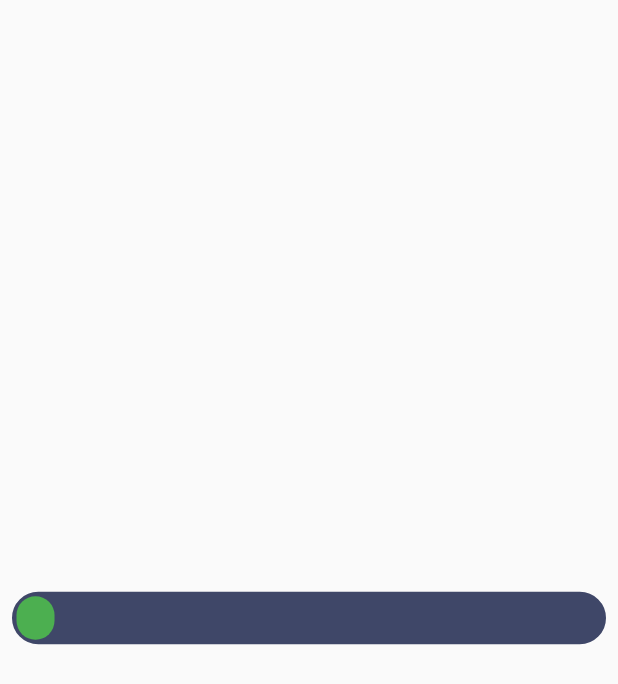
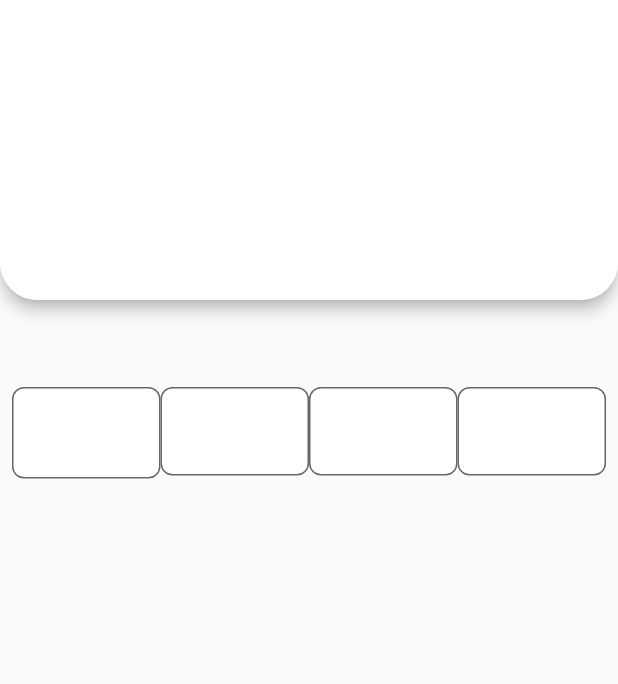
Before and after one commit to austinevick/reusable-widget, a Flutter app: the screen it shows after launch, on a phone screen of 412 x 824 dp. Shown: the top 684 px of the screen. Run offline on Flutter 3.47's test engine with Material 2 defaults, Android fonts, the light colour scheme and no system bars.

Commit message:
modified:   android/build.gradle 	new file:   lib/components/custom_linear_progress_bar.dart 	new file:   lib/components/custom_modal_bottom_sheet.dart 	modified:   lib/main.dart

```diff
--- a/lib/main.dart
+++ b/lib/main.dart
@@ -1,4 +1,5 @@
 import 'package:flutter/material.dart';
+import 'package:reusable_widget/components/custom_textfield.dart';
 
 void main() {
   runApp(const MyApp());
@@ -23,47 +24,54 @@ class Home extends StatefulWidget {
   State<Home> createState() => _HomeState();
 }
 
-class _HomeState extends State<Home> with SingleTickerProviderStateMixin {
-  AnimationController? controller;
-  Animation<double>? animation;
-  @override
-  void initState() {
-    controller = AnimationController(
-        vsync: this, duration: const Duration(seconds: 120));
-    animation = Tween(begin: 0.0, end: 1.0).animate(controller!);
-    controller!.forward();
-    controller!.addListener(() => setState(() {}));
-    super.initState();
-  }
-
+class _HomeState extends State<Home> {
   @override
   Widget build(BuildContext context) {
     return Scaffold(
       body: Column(
-        mainAxisAlignment: MainAxisAlignment.center,
         children: [
+          Material(
+            elevation: 4,
+            borderRadius: const BorderRadius.only(
+                bottomLeft: Radius.circular(25),
+                bottomRight: Radius.circular(25)),
+            child: Container(
+              height: 200,
+              decoration: const BoxDecoration(
+                  color: Colors.white,
+                  borderRadius: BorderRadius.only(
+                      bottomLeft: Radius.circular(25),
+                      bottomRight: Radius.circular(25))),
+            ),
+          ),
+          const SizedBox(height: 50),
           Padding(
             padding: const EdgeInsets.all(8.0),
-            child: Container(
-              width: double.infinity,
-              height: 35,
-              decoration: BoxDecoration(
-                  color: const Color(0xff3f4768),
-                  border: Border.all(color: const Color(0xff3f4768), width: 3),
-                  borderRadius: BorderRadius.circular(50)),
-              child: Stack(
-                children: [
-                  LayoutBuilder(
-                    builder: (context, constraints) => Container(
-                        width: constraints.maxWidth * animation!.value,
-                        decoration: BoxDecoration(
-                            color: Colors.green,
-                            borderRadius: BorderRadius.circular(50))),
-                  ),
-                ],
-              ),
+            child: Row(
+              children: [
+                Expanded(
+                    child: SizedBox(
+                        height: 120,
+                        width: 120,
+                        child: CustomTextfield(
+                          textStyle: TextStyle(fontSize: 18),
+                          onChanged: (value) {
+                            if (value.length == 1) {}
+                          },
+                        ))),
+                Expanded(
+                    child: SizedBox(
+                        height: 120, width: 120, child: CustomTextfield())),
+                Expanded(
+                    child: SizedBox(
+                        height: 120, width: 120, child: CustomTextfield())),
+                Expanded(
+                    child: SizedBox(
+                        height: 120, width: 120, child: CustomTextfield())),
+              ],
             ),
-          )
+          ),
+          const SizedBox(height: 50),
         ],
       ),
     );
```
Also changed, not shown: lib/components/custom_linear_progress_bar.dart (added, +57 -0 lines), lib/components/custom_modal_bottom_sheet.dart (added, +98 -0 lines), 1 other file.
